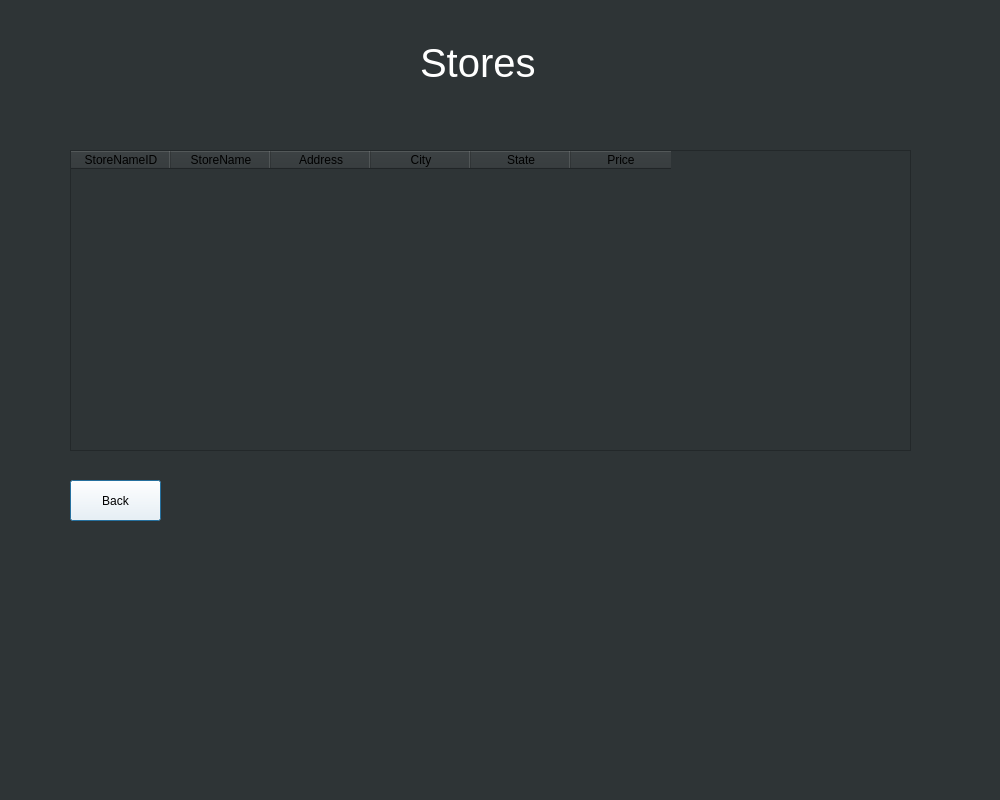
Old version of the form Stores.ui in the repository JohnCMeyer/PhoneFinder.
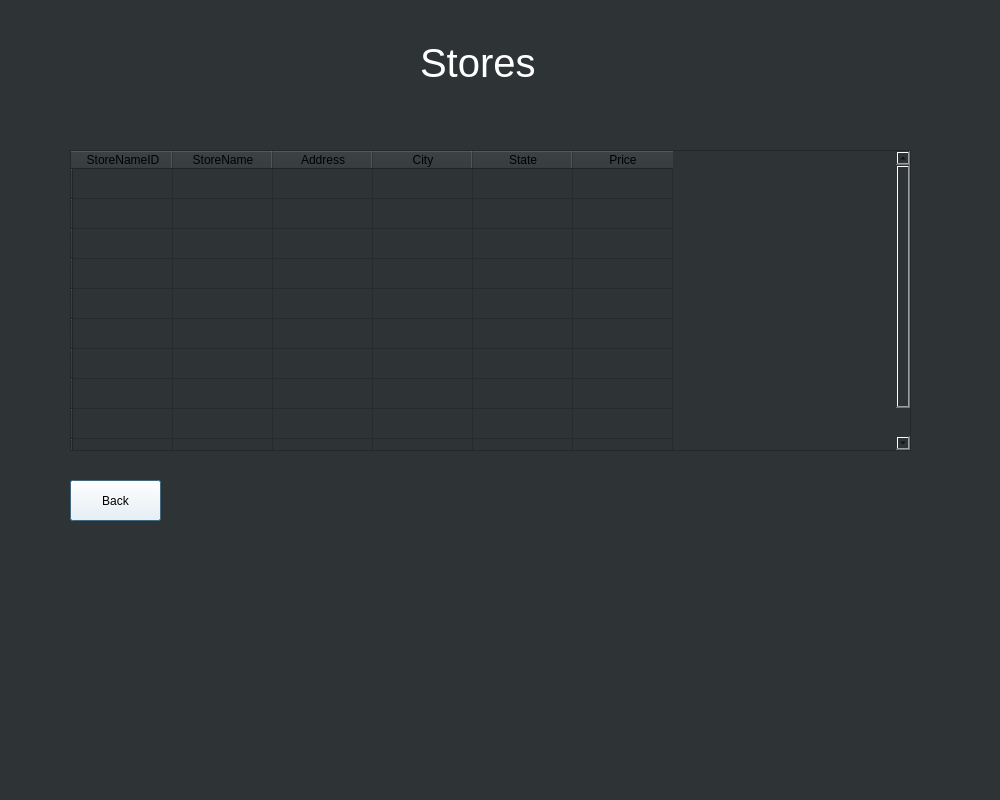
New version of the form.

What changed in the file:
```diff
--- a/Stores.ui
+++ b/Stores.ui
@@ -42,6 +42,56 @@
      <height>301</height>
     </rect>
    </property>
+   <row>
+    <property name="text">
+     <string/>
+    </property>
+   </row>
+   <row>
+    <property name="text">
+     <string/>
+    </property>
+   </row>
+   <row>
+    <property name="text">
+     <string/>
+    </property>
+   </row>
+   <row>
+    <property name="text">
+     <string/>
+    </property>
+   </row>
+   <row>
+    <property name="text">
+     <string/>
+    </property>
+   </row>
+   <row>
+    <property name="text">
+     <string/>
+    </property>
+   </row>
+   <row>
+    <property name="text">
+     <string/>
+    </property>
+   </row>
+   <row>
+    <property name="text">
+     <string/>
+    </property>
+   </row>
+   <row>
+    <property name="text">
+     <string/>
+    </property>
+   </row>
+   <row>
+    <property name="text">
+     <string/>
+    </property>
+   </row>
    <column>
     <property name="text">
      <string>StoreNameID</string>
```
Left out of the diff: 2 changed lines with no effect on the pictures.
